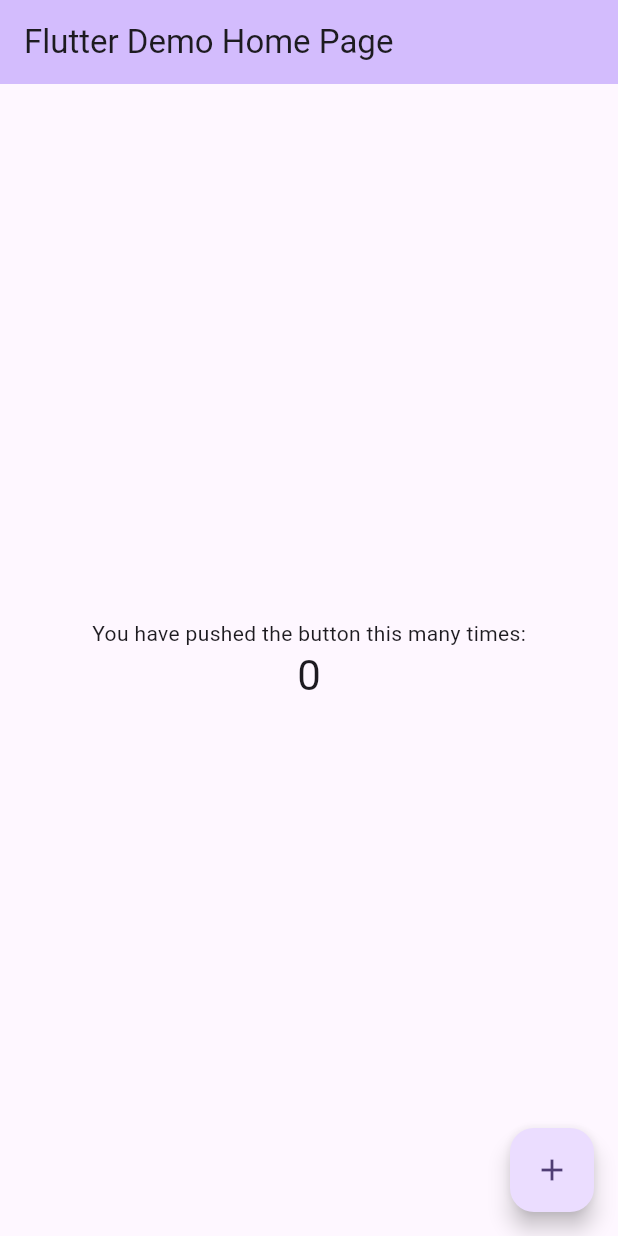
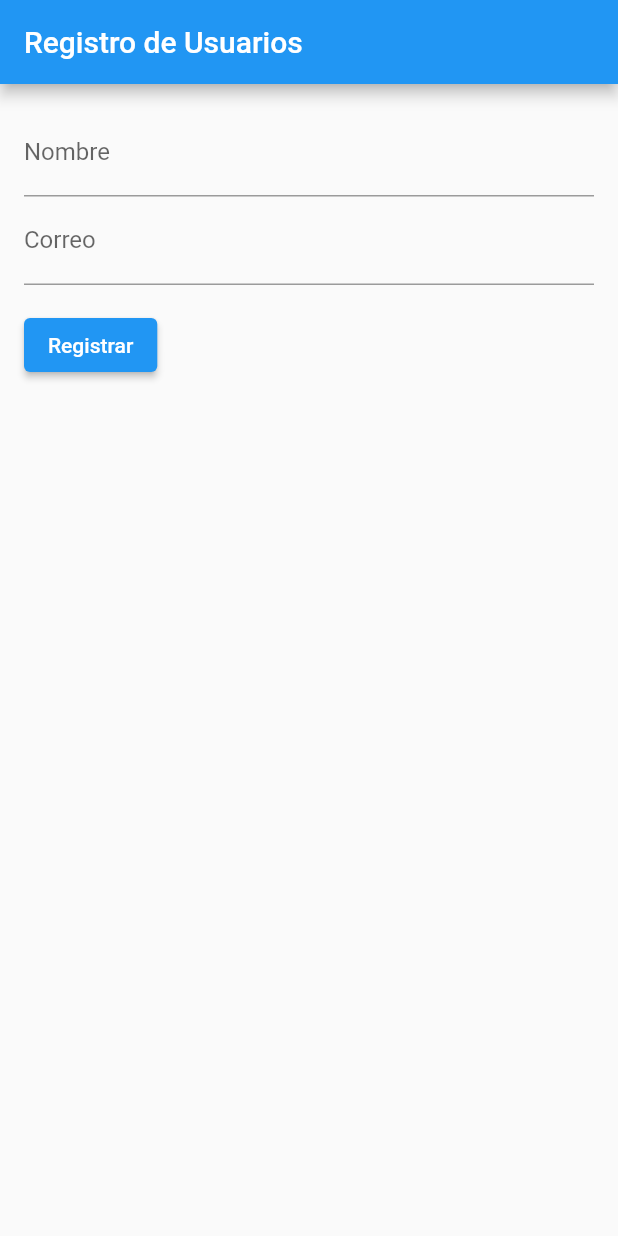
Before and after one commit to danicolell/INSTADAM, a Flutter app: the screen it shows after launch, on a phone screen of 412 x 824 dp. Run offline on Flutter 3.47's test engine with Material 2 defaults, Android fonts, the light colour scheme and no system bars.

Commit message:
Add files via upload

```diff
--- a/pt2_instadam_parte_1/lib/main.dart
+++ b/pt2_instadam_parte_1/lib/main.dart
@@ -1,125 +1,15 @@
 import 'package:flutter/material.dart';
+import 'registroUsuarios.dart'; // Importa el archivo de registro de usuarios
 
 void main() {
-  runApp(const MyApp());
+  runApp(MyApp());
 }
 
 class MyApp extends StatelessWidget {
-  const MyApp({super.key});
-
-  // This widget is the root of your application.
   @override
   Widget build(BuildContext context) {
     return MaterialApp(
-      title: 'Flutter Demo',
-      theme: ThemeData(
-        // This is the theme of your application.
-        //
-        // TRY THIS: Try running your application with "flutter run". You'll see
-        // the application has a blue toolbar. Then, without quitting the app,
-        // try changing the seedColor in the colorScheme below to Colors.green
-        // and then invoke "hot reload" (save your changes or press the "hot
-        // reload" button in a Flutter-supported IDE, or press "r" if you used
-        // the command line to start the app).
-        //
-        // Notice that the counter didn't reset back to zero; the application
-        // state is not lost during the reload. To reset the state, use hot
-        // restart instead.
-        //
-        // This works for code too, not just values: Most code changes can be
-        // tested with just a hot reload.
-        colorScheme: ColorScheme.fromSeed(seedColor: Colors.deepPurple),
-        useMaterial3: true,
-      ),
-      home: const MyHomePage(title: 'Flutter Demo Home Page'),
+      home: RegistroUsuarioScreen(), // Esto define la pantalla de registro de usuarios como pantalla inicial
     );
   }
 }
-
-class MyHomePage extends StatefulWidget {
-  const MyHomePage({super.key, required this.title});
-
-  // This widget is the home page of your application. It is stateful, meaning
-  // that it has a State object (defined below) that contains fields that affect
-  // how it looks.
-
-  // This class is the configuration for the state. It holds the values (in this
-  // case the title) provided by the parent (in this case the App widget) and
-  // used by the build method of the State. Fields in a Widget subclass are
-  // always marked "final".
-
-  final String title;
-
-  @override
-  State<MyHomePage> createState() => _MyHomePageState();
-}
-
-class _MyHomePageState extends State<MyHomePage> {
-  int _counter = 0;
-
-  void _incrementCounter() {
-    setState(() {
-      // This call to setState tells the Flutter framework that something has
-      // changed in this State, which causes it to rerun the build method below
-      // so that the display can reflect the updated values. If we changed
-      // _counter without calling setState(), then the build method would not be
-      // called again, and so nothing would appear to happen.
-      _counter++;
-    });
-  }
-
-  @override
-  Widget build(BuildContext context) {
-    // This method is rerun every time setState is called, for instance as done
-    // by the _incrementCounter method above.
-    //
-    // The Flutter framework has been optimized to make rerunning build methods
-    // fast, so that you can just rebuild anything that needs updating rather
-    // than having to individually change instances of widgets.
-    return Scaffold(
-      appBar: AppBar(
-        // TRY THIS: Try changing the color here to a specific color (to
-        // Colors.amber, perhaps?) and trigger a hot reload to see the AppBar
-        // change color while the other colors stay the same.
-        backgroundColor: Theme.of(context).colorScheme.inversePrimary,
-        // Here we take the value from the MyHomePage object that was created by
-        // the App.build method, and use it to set our appbar title.
-        title: Text(widget.title),
-      ),
-      body: Center(
-        // Center is a layout widget. It takes a single child and positions it
-        // in the middle of the parent.
-        child: Column(
-          // Column is also a layout widget. It takes a list of children and
-          // arranges them vertically. By default, it sizes itself to fit its
-          // children horizontally, and tries to be as tall as its parent.
-          //
-          // Column has various properties to control how it sizes itself and
-          // how it positions its children. Here we use mainAxisAlignment to
-          // center the children vertically; the main axis here is the vertical
-          // axis because Columns are vertical (the cross axis would be
-          // horizontal).
-          //
-          // TRY THIS: Invoke "debug painting" (choose the "Toggle Debug Paint"
-          // action in the IDE, or press "p" in the console), to see the
-          // wireframe for each widget.
-          mainAxisAlignment: MainAxisAlignment.center,
-          children: <Widget>[
-            const Text(
-              'You have pushed the button this many times:',
-            ),
-            Text(
-              '$_counter',
-              style: Theme.of(context).textTheme.headlineMedium,
-            ),
-          ],
-        ),
-      ),
-      floatingActionButton: FloatingActionButton(
-        onPressed: _incrementCounter,
-        tooltip: 'Increment',
-        child: const Icon(Icons.add),
-      ), // This trailing comma makes auto-formatting nicer for build methods.
-    );
-  }
-}
--- a/pt2_instadam_parte_1/lib/registroUsuarios.dart
+++ b/pt2_instadam_parte_1/lib/registroUsuarios.dart
@@ -0,0 +1,108 @@
+import 'package:flutter/material.dart';
+import 'dart:convert';
+import 'dart:io';
+import 'package:path_provider/path_provider.dart';
+
+class Usuario {
+  String nombre;
+  String correo;
+
+  Usuario({required this.nombre, required this.correo});
+
+  Map<String, dynamic> toJson() {
+    return {
+      'nombre': nombre,
+      'correo': correo,
+    };
+  }
+
+  factory Usuario.fromJson(Map<String, dynamic> json) {
+    return Usuario(
+      nombre: json['nombre'],
+      correo: json['correo'],
+    );
+  }
+}
+
+Future<void> registrarUsuario(Usuario usuario) async {
+  try {
+    final directory = await getApplicationDocumentsDirectory();
+    final file = File('${directory.path}/datosusuarios.json');
+    List<dynamic> usuarios = [];
+
+    if (await file.exists()) {
+      final jsonContent = await file.readAsString();
+      usuarios = json.decode(jsonContent);
+    }
+
+    usuarios.add(usuario.toJson());
+    await file.writeAsString(json.encode(usuarios));
+
+    // Verificar que los datos se hayan guardado correctamente
+    final newJsonContent = await file.readAsString();
+    print('Datos guardados en el archivo JSON: $newJsonContent');
+  } catch (e) {
+    print("Error al registrar usuario: $e");
+  }
+}
+
+
+class RegistroUsuarioScreen extends StatefulWidget {
+  @override
+  _RegistroUsuarioScreenState createState() => _RegistroUsuarioScreenState();
+}
+
+class _RegistroUsuarioScreenState extends State<RegistroUsuarioScreen> {
+  final nombreController = TextEditingController();
+  final correoController = TextEditingController();
+
+  void _registrarUsuario() {
+    String nombre = nombreController.text;
+    String correo = correoController.text;
+
+    if (nombre.isNotEmpty && correo.isNotEmpty) {
+      Usuario usuario = Usuario(nombre: nombre, correo: correo);
+      registrarUsuario(usuario);
+
+      // Limpia los campos después del registro
+      nombreController.clear();
+      correoController.clear();
+
+      // Puedes agregar aquí una notificación o redirección a otra pantalla
+    }
+  }
+
+  @override
+  Widget build(BuildContext context) {
+    return Scaffold(
+      appBar: AppBar(
+        title: Text('Registro de Usuarios'),
+      ),
+      body: Padding(
+        padding: EdgeInsets.all(16.0),
+        child: Column(
+          crossAxisAlignment: CrossAxisAlignment.start,
+          children: <Widget>[
+            TextField(
+              controller: nombreController,
+              decoration: InputDecoration(
+                labelText: 'Nombre',
+              ),
+            ),
+            TextField(
+              controller: correoController,
+              decoration: InputDecoration(
+                labelText: 'Correo',
+              ),
+            ),
+            SizedBox(height: 16.0),
+            ElevatedButton(
+              onPressed: _registrarUsuario,
+              child: Text('Registrar'),
+            ),
+          ],
+        ),
+      ),
+    );
+  }
+}
```
